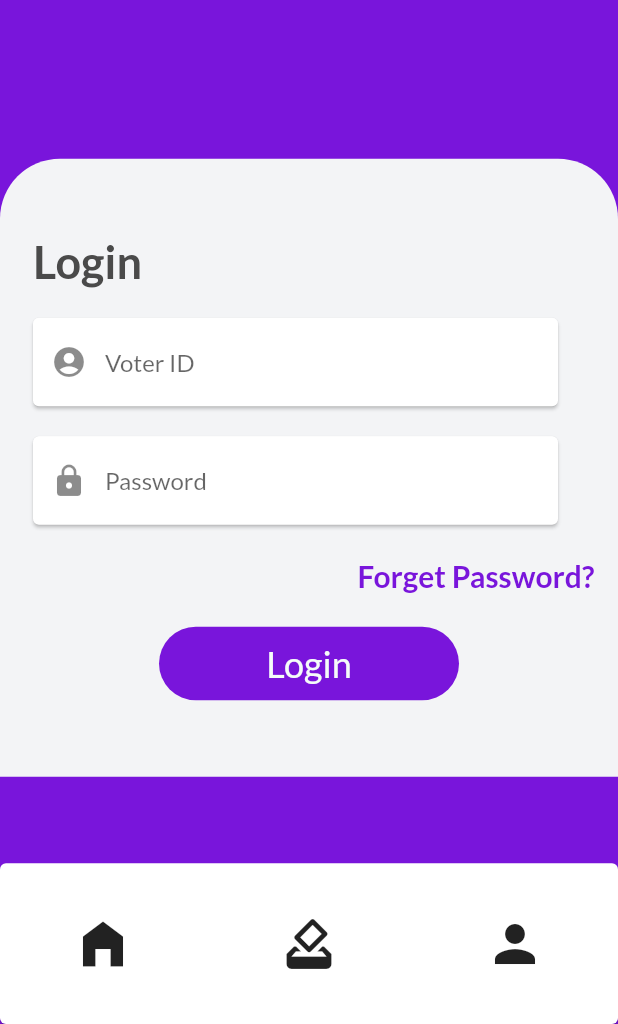
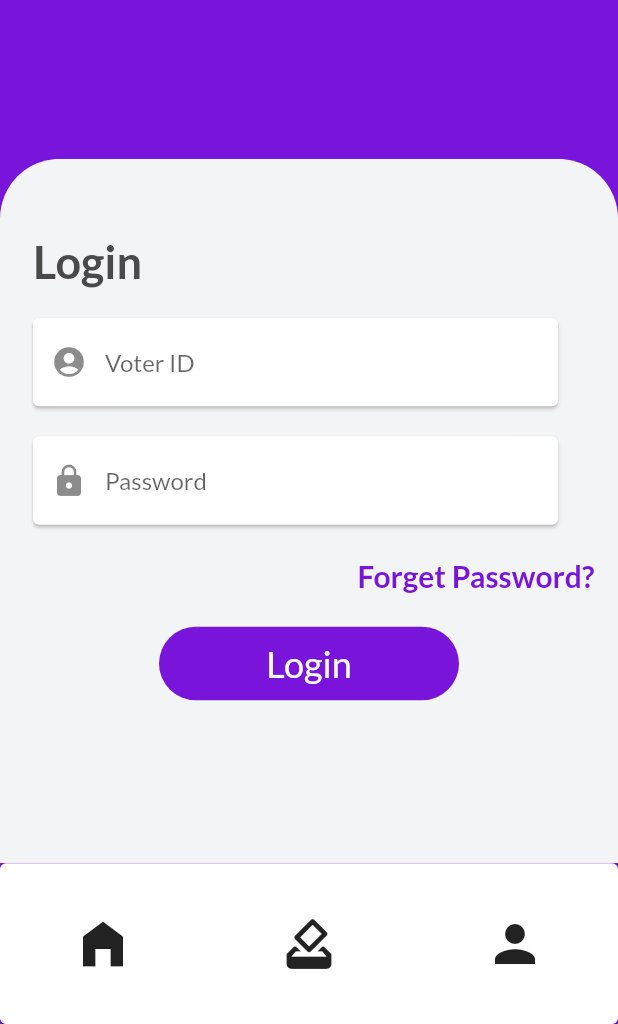
Before and after one commit to SqueezedLemon/Votiface, a Flutter app: the screen it shows after launch, on a phone screen of 412 x 824 dp, the part 212-1236 px from its top. Run offline on Flutter 3.47's test engine with Material 2 defaults, Android fonts, the phone set to English and light mode, and no system bars.

Commit message:
auth overflow fixed

```diff
--- a/lib/screens/auth/components/body.dart
+++ b/lib/screens/auth/components/body.dart
@@ -27,7 +27,7 @@ class Body extends StatelessWidget {
           child: SingleChildScrollView(
             child: Container(
               width: double.infinity,
-              height: MediaQuery.of(context).size.height * 0.5,
+              height: MediaQuery.of(context).size.height * 0.7,
               decoration: const BoxDecoration(
                   color: backColor,
                   borderRadius: BorderRadius.only(
```
